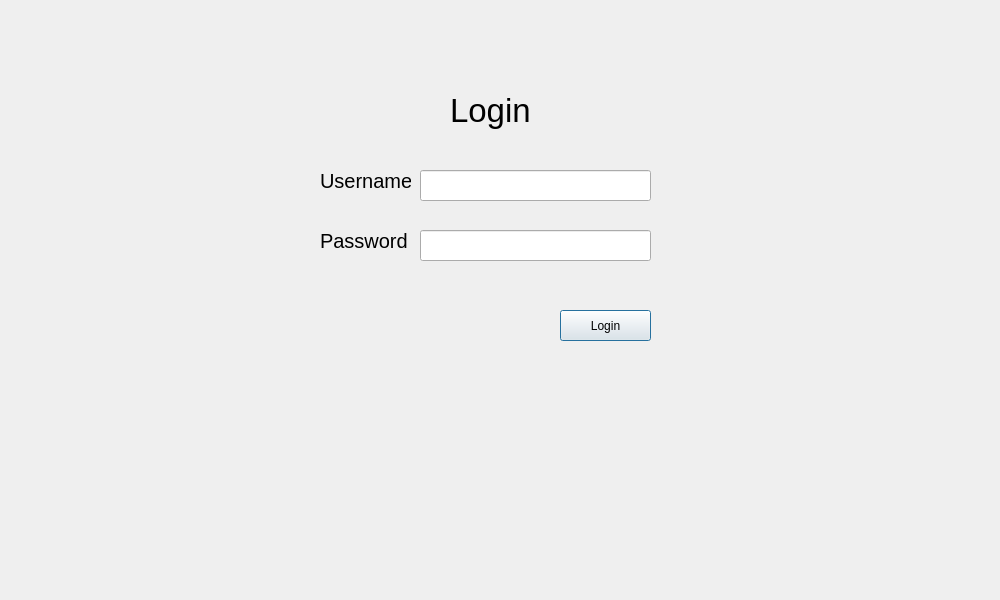
manuelkwizera/network-intrusion-detection-system, file view/login.ui: the form before one commit.
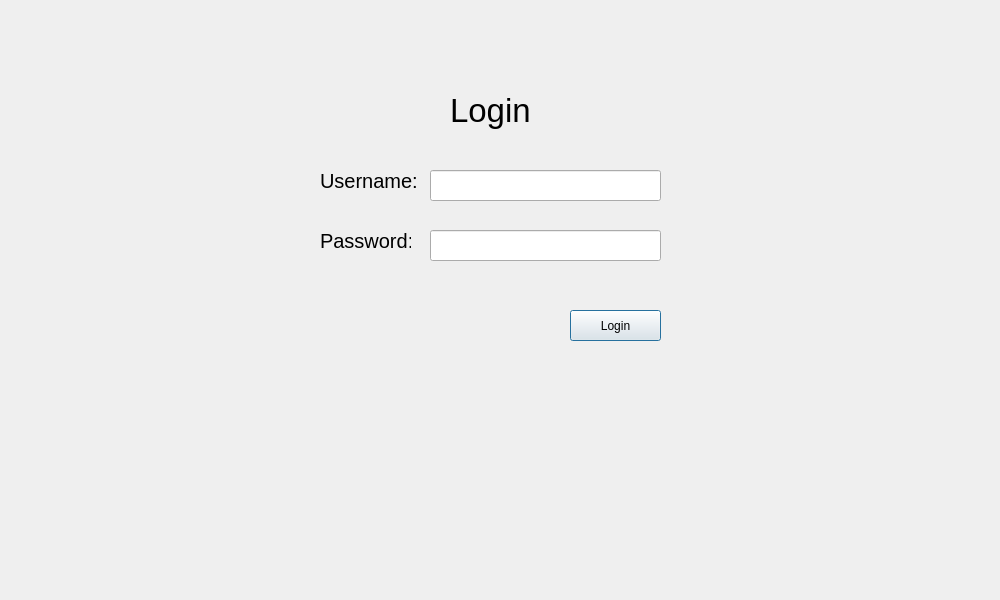
The form after the commit.

Commit message: making chnages in login layout

What changed in the file:
```diff
--- a/view/login.ui
+++ b/view/login.ui
@@ -16,7 +16,7 @@
   <widget class="QLineEdit" name="password">
    <property name="geometry">
     <rect>
-     <x>420</x>
+     <x>430</x>
      <y>230</y>
      <width>231</width>
      <height>31</height>
@@ -26,7 +26,7 @@
   <widget class="QLineEdit" name="username">
    <property name="geometry">
     <rect>
-     <x>420</x>
+     <x>430</x>
      <y>170</y>
      <width>231</width>
      <height>31</height>
@@ -36,7 +36,7 @@
   <widget class="QPushButton" name="loginbutton">
    <property name="geometry">
     <rect>
-     <x>560</x>
+     <x>570</x>
      <y>310</y>
      <width>91</width>
      <height>31</height>
@@ -54,7 +54,7 @@
     <rect>
      <x>320</x>
      <y>160</y>
-     <width>91</width>
+     <width>101</width>
      <height>41</height>
     </rect>
    </property>
@@ -62,7 +62,7 @@
     <string notr="true">font-size: 15pt;</string>
    </property>
    <property name="text">
-    <string>Username</string>
+    <string>Username:</string>
    </property>
   </widget>
   <widget class="QLabel" name="label_3">
@@ -78,7 +78,7 @@
     <string notr="true">font-size: 15pt;</string>
    </property>
    <property name="text">
-    <string>Password</string>
+    <string>Password:</string>
    </property>
   </widget>
   <widget class="QLabel" name="label">
```
The commit also changes 4 other files.
